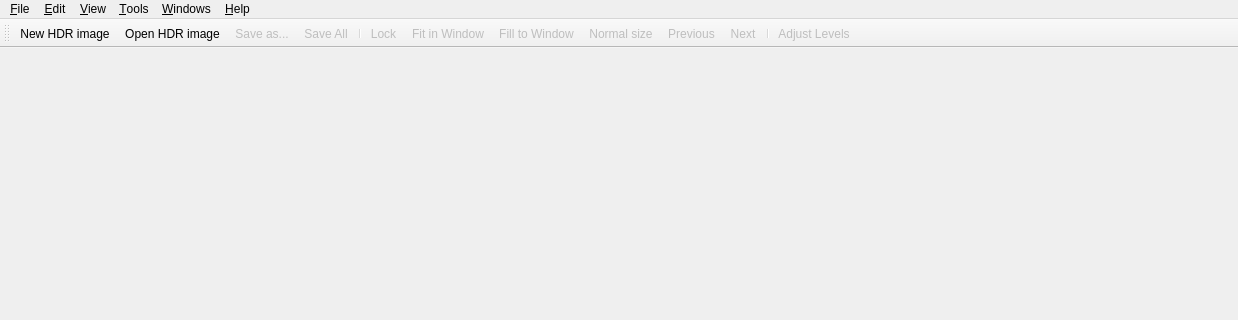
Qt form forms/MainWindow.ui (LuminanceHDR/LuminanceHDR) before a commit; both pictures show x 0 to 1238 and y 0 to 320 of the 1238 by 756 pixel window.
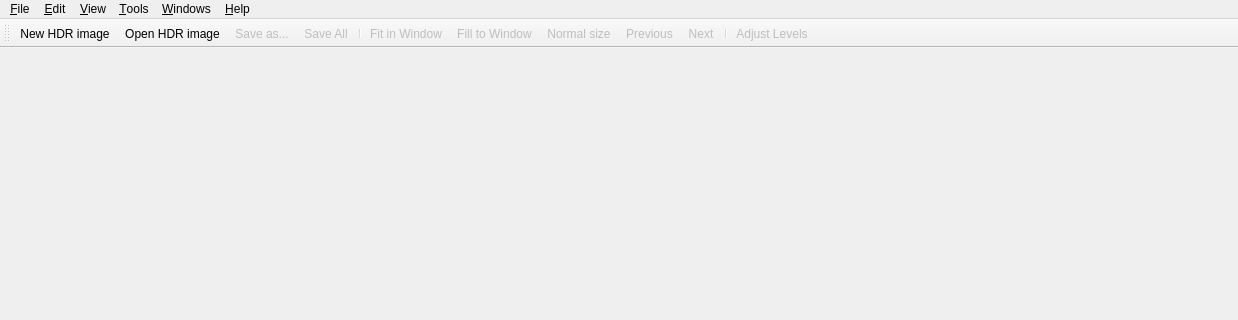
The same form after that commit. Icons and pictures are not drawn.

Commit message: MainWindow: Lock Viewer feature back in working order

Diff of the .ui file:
```diff
--- a/forms/MainWindow.ui
+++ b/forms/MainWindow.ui
@@ -158,7 +158,6 @@
    <addaction name="fileSaveAsAction"/>
    <addaction name="fileSaveAllAction"/>
    <addaction name="separator"/>
-   <addaction name="actionLock"/>
    <addaction name="fitToWindowAct"/>
    <addaction name="actionFill_to_Window"/>
    <addaction name="normalSizeAct"/>
@@ -867,7 +866,7 @@
      <normalon>:/new/prefix1/images/lock-on.png</normalon>:/new/prefix1/images/lock-off.png</iconset>
    </property>
    <property name="text">
-    <string>Lock</string>
+    <string>Lock Viewers</string>
    </property>
    <property name="toolTip">
     <string>Lock the images for sync view</string>
```
Left out of the diff: 3 changed lines with no effect on the pictures. The commit also changes 2 other files.
